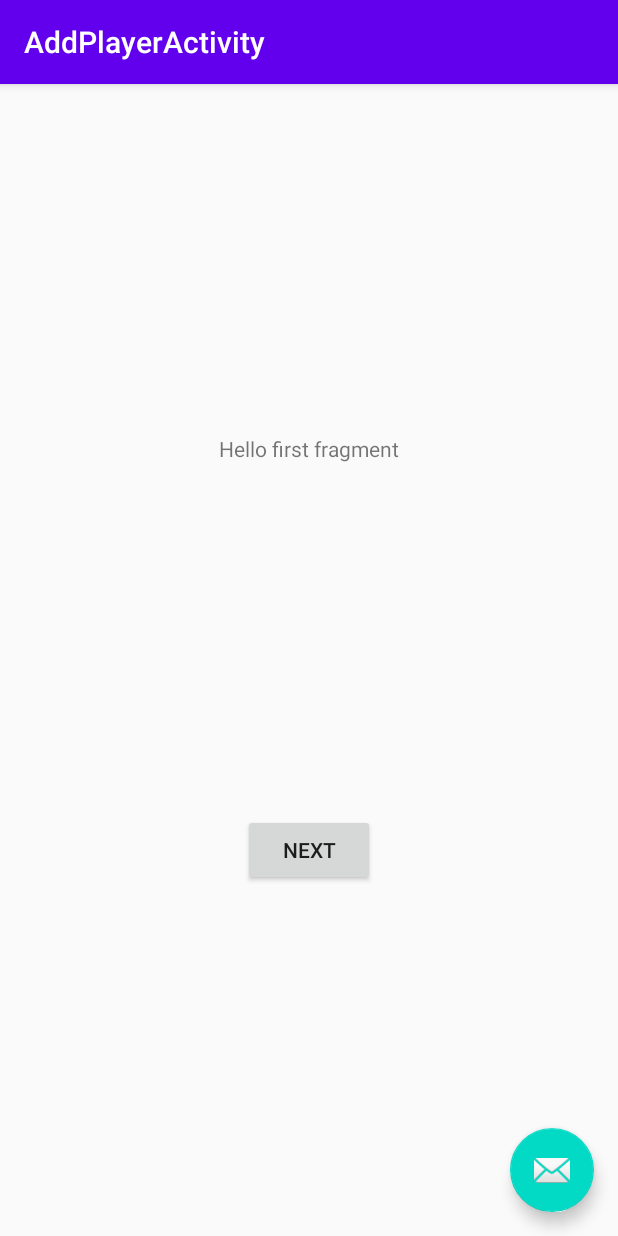
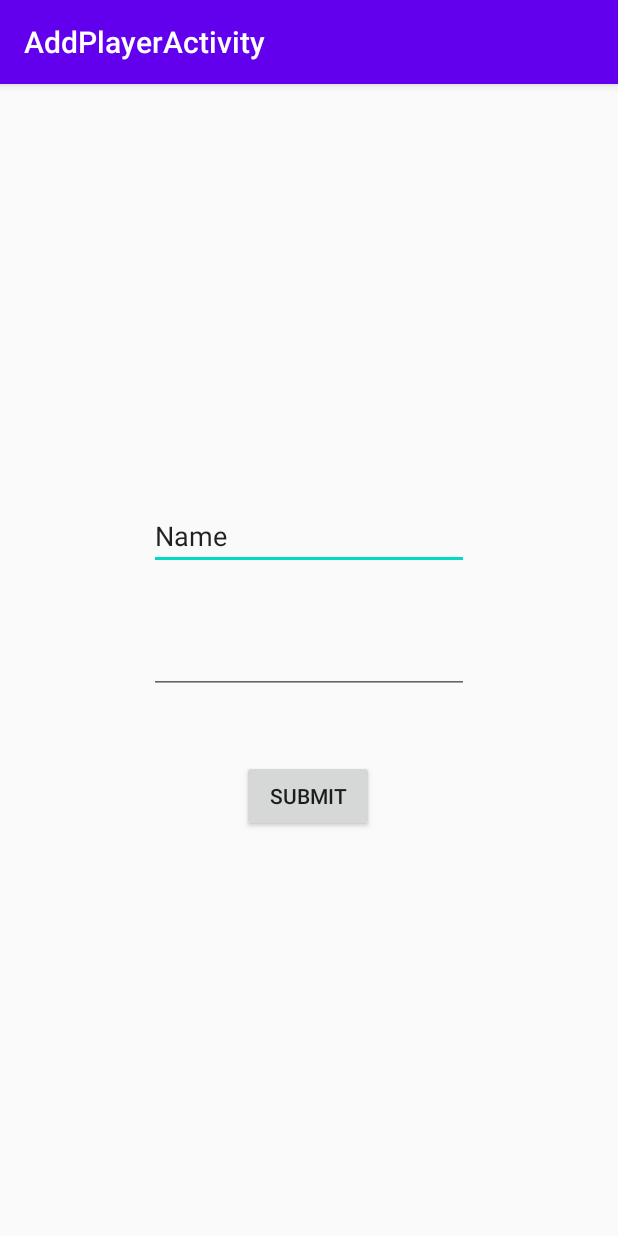
Before and after one commit to ayorkshireworrall/ClubNightPlanner, an Android app: the AddPlayerActivity screen opened directly, with no data from a screen before it, on a phone screen of 412 x 824 dp. Run offline under Robolectric (Android 15) with nearby library versions, the phone set to English and light mode, and no system bars.

Commit message:
Start Building Form

```diff
--- a/clubnightplanner/app/src/main/java/alex/worrall/clubnightplanner/FirstFragment.java
+++ b/clubnightplanner/app/src/main/java/alex/worrall/clubnightplanner/FirstFragment.java
@@ -22,13 +22,5 @@ public class FirstFragment extends Fragment {
 
     public void onViewCreated(@NonNull View view, Bundle savedInstanceState) {
         super.onViewCreated(view, savedInstanceState);
-
-        view.findViewById(R.id.button_first).setOnClickListener(new View.OnClickListener() {
-            @Override
-            public void onClick(View view) {
-                NavHostFragment.findNavController(FirstFragment.this)
-                        .navigate(R.id.action_FirstFragment_to_SecondFragment);
-            }
-        });
     }
 }
--- a/clubnightplanner/app/src/main/res/layout/activity_add_player.xml
+++ b/clubnightplanner/app/src/main/res/layout/activity_add_player.xml
@@ -22,12 +22,4 @@
 
     <include layout="@layout/content_add_player" />
 
-    <com.google.android.material.floatingactionbutton.FloatingActionButton
-        android:id="@+id/fab"
-        android:layout_width="wrap_content"
-        android:layout_height="wrap_content"
-        android:layout_gravity="bottom|end"
-        android:layout_margin="@dimen/fab_margin"
-        app:srcCompat="@android:drawable/ic_dialog_email" />
-
 </androidx.coordinatorlayout.widget.CoordinatorLayout>
--- a/clubnightplanner/app/src/main/res/layout/fragment_first.xml
+++ b/clubnightplanner/app/src/main/res/layout/fragment_first.xml
@@ -6,23 +6,46 @@
     android:layout_height="match_parent"
     tools:context=".FirstFragment">
 
-    <TextView
-        android:id="@+id/textview_first"
+    <EditText
+        android:id="@+id/editTextPlayerName"
         android:layout_width="wrap_content"
         android:layout_height="wrap_content"
-        android:text="@string/hello_first_fragment"
-        app:layout_constraintBottom_toTopOf="@id/button_first"
+        android:layout_marginStart="99dp"
+        android:layout_marginLeft="99dp"
+        android:layout_marginTop="260dp"
+        android:layout_marginEnd="99dp"
+        android:layout_marginRight="99dp"
+        android:layout_marginBottom="426dp"
+        android:ems="10"
+        android:inputType="textPersonName"
+        android:text="@string/name"
+        app:layout_constraintBottom_toBottomOf="parent"
         app:layout_constraintEnd_toEndOf="parent"
         app:layout_constraintStart_toStartOf="parent"
         app:layout_constraintTop_toTopOf="parent" />
 
-    <Button
-        android:id="@+id/button_first"
+    <EditText
+        android:id="@+id/editTextPlayerLevel"
         android:layout_width="wrap_content"
         android:layout_height="wrap_content"
-        android:text="@string/next"
+        android:ems="10"
+        android:inputType="number"
+        tools:layout_editor_absoluteX="99dp"
+        tools:layout_editor_absoluteY="355dp"
         app:layout_constraintBottom_toBottomOf="parent"
         app:layout_constraintEnd_toEndOf="parent"
         app:layout_constraintStart_toStartOf="parent"
-        app:layout_constraintTop_toBottomOf="@id/textview_first" />
+        app:layout_constraintTop_toTopOf="parent"/>
+
+    <Button
+        android:id="@+id/buttonSubmitNewPlayer"
+        android:layout_width="wrap_content"
+        android:layout_height="wrap_content"
+        android:text="@string/submit"
+        app:layout_constraintBottom_toBottomOf="parent"
+        app:layout_constraintEnd_toEndOf="parent"
+        app:layout_constraintHorizontal_bias="0.498"
+        app:layout_constraintStart_toStartOf="parent"
+        app:layout_constraintTop_toTopOf="parent"
+        app:layout_constraintVertical_bias="0.626" />
 </androidx.constraintlayout.widget.ConstraintLayout>
--- a/clubnightplanner/app/src/main/res/values/strings.xml
+++ b/clubnightplanner/app/src/main/res/values/strings.xml
@@ -15,4 +15,6 @@
 
     <string name="hello_first_fragment">Hello first fragment</string>
     <string name="hello_second_fragment">Hello second fragment. Arg: %1$s</string>
+    <string name="name">Name</string>
+    <string name="submit">Submit</string>
 </resources>
```
